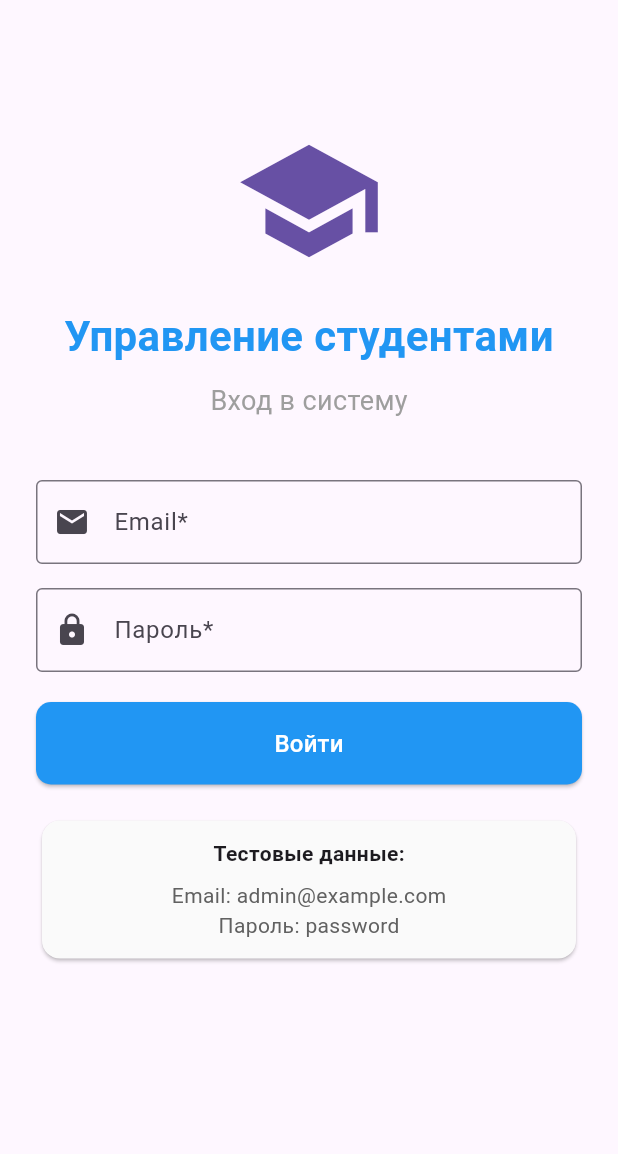
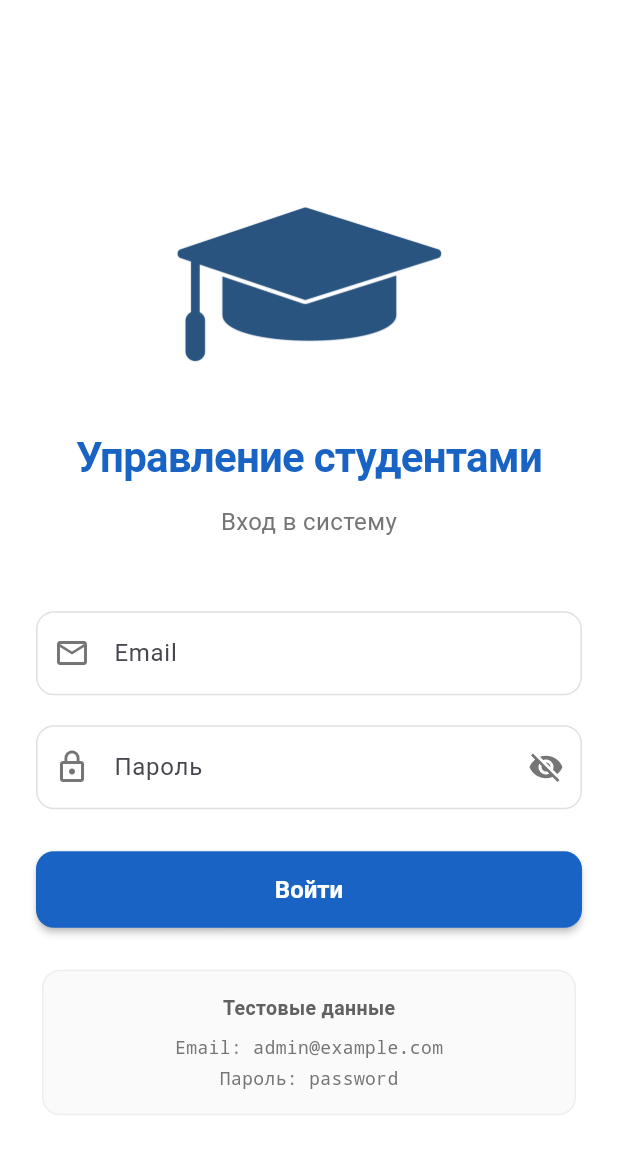
Before and after one commit to Danny1234561111/mobile-teacher, a Flutter app: the screen it shows after launch, on a phone screen of 412 x 824 dp. Shown: the top 1154 px of the screen. Run offline on Flutter 3.47's test engine with Material 3 defaults, Android fonts, the phone set to English and light mode, and no system bars; our stand-ins replace shared_preferences; accounts and stored records are empty; network calls fail.

Commit message:
fix login style

```diff
--- a/lib/pages/login_page.dart
+++ b/lib/pages/login_page.dart
@@ -15,12 +15,18 @@ class _LoginPageState extends State<LoginPage> {
   final _emailController = TextEditingController();
   final _passwordController = TextEditingController();
   bool _isLoading = false;
+  bool _obscurePassword = true;
   String _errorMessage = '';
+
+  // Цвета в стиле веб-приложения
+  static const Color primaryBlue = Color(0xFF1963C4);
+  static const Color primaryDark = Color(0xFF0e4a96);
+  static const Color errorRed = Color(0xFFFF383C);
 
   @override
   void initState() {
     super.initState();
-    // Для тестирования можно добавить тестовые данные
+    // Для тестирования
     // _emailController.text = 'admin@example.com';
     // _passwordController.text = 'password';
   }
@@ -54,64 +60,13 @@ class _LoginPageState extends State<LoginPage> {
     } catch (e) {
       print('❌ Ошибка: $e');
       setState(() {
-        _errorMessage = e.toString().replaceFirst('Exception: ', '');
+        _errorMessage = 'Неверный email или пароль';
         _isLoading = false;
       });
     }
   }
 
-  @override
-  Widget build(BuildContext context) {
-    return Scaffold(
-      body: SingleChildScrollView(
-        child: Padding(
-          padding: const EdgeInsets.all(24.0),
-          child: Form(
-            key: _formKey,
-            child: Column(
-              mainAxisAlignment: MainAxisAlignment.center,
-              crossAxisAlignment: CrossAxisAlignment.stretch,
-              children: [
-                const SizedBox(height: 60),
-
-                // Логотип и заголовок
-                Column(
-                  children: [
-                    Icon(
-                      Icons.school,
-                      size: 100,
-                      color: Theme.of(context).primaryColor,
-                    ),
-                    const SizedBox(height: 20),
-                    const Text(
-                      'Управление студентами',
-                      style: TextStyle(
-                        fontSize: 28,
-                        fontWeight: FontWeight.bold,
-                        color: Colors.blue,
-                      ),
-                      textAlign: TextAlign.center,
-                    ),
-                    const SizedBox(height: 10),
-                    const Text(
-                      'Вход в систему',
-                      style: TextStyle(fontSize: 18, color: Colors.grey),
-                    ),
-                  ],
-                ),
-
-                const SizedBox(height: 40),
-
-                // Поле для email
-                TextFormField(
-                  controller: _emailController,
-                  decoration: const InputDecoration(
-                    labelText: 'Email*',
-                    prefixIcon: Icon(Icons.email),
-                    border: OutlineInputBorder(),
-                  ),
-                  keyboardType: TextInputType.emailAddress,
-                  validator: (value) {
+  String? _validateEmail(String? value) {
     if (value == null || value.isEmpty) {
       return 'Введите email';
     }
@@ -119,21 +74,9 @@ class _LoginPageState extends State<LoginPage> {
       return 'Введите корректный email';
     }
     return null;
-                  },
-                ),
+  }
 
-                const SizedBox(height: 16),
-
-                // Поле для пароля
-                TextFormField(
-                  controller: _passwordController,
-                  decoration: const InputDecoration(
-                    labelText: 'Пароль*',
-                    prefixIcon: Icon(Icons.lock),
-                    border: OutlineInputBorder(),
-                  ),
-                  obscureText: true,
-                  validator: (value) {
+  String? _validatePassword(String? value) {
     if (value == null || value.isEmpty) {
       return 'Введите пароль';
     }
@@ -141,84 +84,277 @@ class _LoginPageState extends State<LoginPage> {
       return 'Пароль должен быть не менее 6 символов';
     }
     return null;
-                  },
-                ),
+  }
+
+  @override
+  Widget build(BuildContext context) {
+    return Scaffold(
+      backgroundColor: Colors.white,
+      body: Center(
+        child: SingleChildScrollView(
+          child: Padding(
+            padding: const EdgeInsets.all(24.0),
+            child: ConstrainedBox(
+              constraints: const BoxConstraints(maxWidth: 450),
+              child: Form(
+                key: _formKey,
+                child: Column(
+                  mainAxisAlignment: MainAxisAlignment.center,
+                  crossAxisAlignment: CrossAxisAlignment.stretch,
+                  children: [
+                    // Логотип и заголовок
+                    _buildHeader(),
+
+                    const SizedBox(height: 48),
+
+                    // Поле email
+                    _buildEmailField(),
 
                     const SizedBox(height: 20),
 
+                    // Поле пароля
+                    _buildPasswordField(),
+
+                    const SizedBox(height: 28),
+
                     // Сообщение об ошибке
                     if (_errorMessage.isNotEmpty)
-                  Container(
+                      _buildErrorMessage(),
+
+                    // Кнопка входа
+                    _buildLoginButton(),
+
+                    const SizedBox(height: 24),
+
+                    // Тестовые данные
+                    _buildTestDataCard(),
+                  ],
+                ),
+              ),
+            ),
+          ),
+        ),
+      ),
+    );
+  }
+
+  Widget _buildHeader() {
+    return Column(
+      children: [
+        // Изображение как на веб-сайте
+        Image.asset(
+          'assets/icons/login.png',
+          width: 180,
+          height: 200,
+          fit: BoxFit.contain,
+          errorBuilder: (context, error, stackTrace) {
+            // Fallback иконка если изображение не найдено
+            return Container(
+              width: 120,
+              height: 120,
+              decoration: BoxDecoration(
+                color: primaryBlue.withOpacity(0.1),
+                shape: BoxShape.circle,
+              ),
+              child: Icon(
+                Icons.school,
+                size: 70,
+                color: primaryBlue,
+              ),
+            );
+          },
+        ),
+        const SizedBox(height: 8),
+        Text(
+          'Управление студентами',
+          style: TextStyle(
+            fontSize: 28,
+            fontWeight: FontWeight.bold,
+            color: primaryBlue,
+            letterSpacing: -0.5,
+          ),
+          textAlign: TextAlign.center,
+        ),
+        const SizedBox(height: 12),
+        Text(
+          'Вход в систему',
+          style: TextStyle(
+            fontSize: 16,
+            color: Colors.grey[600],
+          ),
+          textAlign: TextAlign.center,
+        ),
+      ],
+    );
+  }
+
+  Widget _buildEmailField() {
+    return TextFormField(
+      controller: _emailController,
+      decoration: InputDecoration(
+        labelText: 'Email',
+        hintText: 'example@mail.com',
+        prefixIcon: Icon(Icons.email_outlined, color: Colors.grey[600]),
+        border: OutlineInputBorder(
+          borderRadius: BorderRadius.circular(12),
+          borderSide: BorderSide(color: Colors.grey[300]!),
+        ),
+        enabledBorder: OutlineInputBorder(
+          borderRadius: BorderRadius.circular(12),
+          borderSide: BorderSide(color: Colors.grey[300]!),
+        ),
+        focusedBorder: OutlineInputBorder(
+          borderRadius: BorderRadius.circular(12),
+          borderSide: const BorderSide(color: primaryBlue, width: 2),
+        ),
+        errorBorder: OutlineInputBorder(
+          borderRadius: BorderRadius.circular(12),
+          borderSide: const BorderSide(color: errorRed, width: 1),
+        ),
+        contentPadding: const EdgeInsets.symmetric(horizontal: 16, vertical: 16),
+      ),
+      keyboardType: TextInputType.emailAddress,
+      textInputAction: TextInputAction.next,
+      validator: _validateEmail,
+      style: const TextStyle(fontSize: 16),
+    );
+  }
+
+  Widget _buildPasswordField() {
+    return TextFormField(
+      controller: _passwordController,
+      decoration: InputDecoration(
+        labelText: 'Пароль',
+        prefixIcon: Icon(Icons.lock_outline, color: Colors.grey[600]),
+        suffixIcon: IconButton(
+          icon: Icon(
+            _obscurePassword ? Icons.visibility_off : Icons.visibility,
+            color: Colors.grey[600],
+          ),
+          onPressed: () {
+            setState(() {
+              _obscurePassword = !_obscurePassword;
+            });
+          },
+        ),
+        border: OutlineInputBorder(
+          borderRadius: BorderRadius.circular(12),
+          borderSide: BorderSide(color: Colors.grey[300]!),
+        ),
+        enabledBorder: OutlineInputBorder(
+          borderRadius: BorderRadius.circular(12),
+          borderSide: BorderSide(color: Colors.grey[300]!),
+        ),
+        focusedBorder: OutlineInputBorder(
+          borderRadius: BorderRadius.circular(12),
+          borderSide: const BorderSide(color: primaryBlue, width: 2),
+        ),
+        errorBorder: OutlineInputBorder(
+          borderRadius: BorderRadius.circular(12),
+          borderSide: const BorderSide(color: errorRed, width: 1),
+        ),
+        contentPadding: const EdgeInsets.symmetric(horizontal: 16, vertical: 16),
+      ),
+      obscureText: _obscurePassword,
+      textInputAction: TextInputAction.done,
+      validator: _validatePassword,
+      style: const TextStyle(fontSize: 16),
+      onFieldSubmitted: (_) => _submit(),
+    );
+  }
+
+  Widget _buildErrorMessage() {
+    return Container(
       padding: const EdgeInsets.all(12),
-                    margin: const EdgeInsets.only(bottom: 16),
       decoration: BoxDecoration(
-                      color: Colors.red.shade50,
-                      borderRadius: BorderRadius.circular(8),
-                      border: Border.all(color: Colors.red.shade200),
+        color: errorRed.withOpacity(0.1),
+        borderRadius: BorderRadius.circular(10),
+        border: Border.all(color: errorRed.withOpacity(0.3)),
       ),
       child: Row(
         children: [
-                        const Icon(Icons.error, color: Colors.red, size: 20),
-                        const SizedBox(width: 10),
+          Icon(Icons.error_outline, color: errorRed, size: 20),
+          const SizedBox(width: 12),
           Expanded(
             child: Text(
               _errorMessage,
-                            style: const TextStyle(color: Colors.red, fontSize: 14),
+              style: TextStyle(color: errorRed, fontSize: 14),
             ),
           ),
         ],
       ),
-                  ),
+    );
+  }
 
-                // Кнопка входа
-                ElevatedButton(
+  Widget _buildLoginButton() {
+    return ElevatedButton(
       onPressed: _isLoading ? null : _submit,
       style: ElevatedButton.styleFrom(
+        backgroundColor: primaryBlue,
+        foregroundColor: Colors.white,
+        disabledBackgroundColor: primaryBlue.withOpacity(0.6),
         padding: const EdgeInsets.symmetric(vertical: 16),
         shape: RoundedRectangleBorder(
-                      borderRadius: BorderRadius.circular(10),
+          borderRadius: BorderRadius.circular(12),
         ),
-                    backgroundColor: Colors.blue,
-                    foregroundColor: Colors.white,
+        elevation: 2,
+        textStyle: const TextStyle(
+          fontSize: 16,
+          fontWeight: FontWeight.w600,
+        ),
       ),
       child: _isLoading
           ? const SizedBox(
               height: 24,
               width: 24,
               child: CircularProgressIndicator(
-                            strokeWidth: 3,
+                strokeWidth: 2.5,
                 color: Colors.white,
               ),
             )
-                      : const Text(
-                          'Войти',
-                          style: TextStyle(fontSize: 16),
+          : const Text('Войти'),
+    );
+  }
+
+  Widget _buildTestDataCard() {
+    return Card(
+      elevation: 0,
+      shape: RoundedRectangleBorder(
+        borderRadius: BorderRadius.circular(12),
+        side: BorderSide(color: Colors.grey[200]!),
+      ),
+      color: Colors.grey[50],
+      child: Padding(
+        padding: const EdgeInsets.all(16),
+        child: Column(
+          children: [
+            Text(
+              'Тестовые данные',
+              style: TextStyle(
+                fontWeight: FontWeight.w600,
+                fontSize: 13,
+                color: Colors.grey[700],
               ),
             ),
-
-                const SizedBox(height: 20),
-
-                // Информация для тестирования
-                Card(
-                  color: Colors.grey.shade50,
-                  child: Padding(
-                    padding: const EdgeInsets.all(12.0),
-                    child: Column(
-                      children: [
-                        const Text(
-                          'Тестовые данные:',
-                          style: TextStyle(fontWeight: FontWeight.bold),
+            const SizedBox(height: 8),
+            Text(
+              'Email: admin@example.com',
+              style: TextStyle(
+                fontSize: 12,
+                color: Colors.grey[600],
+                fontFamily: 'monospace',
               ),
-                        const SizedBox(height: 8),
-                        Text('Email: admin@example.com', style: TextStyle(color: Colors.grey.shade700)),
-                        Text('Пароль: password', style: TextStyle(color: Colors.grey.shade700)),
-                      ],
             ),
+            const SizedBox(height: 4),
+            Text(
+              'Пароль: password',
+              style: TextStyle(
+                fontSize: 12,
+                color: Colors.grey[600],
+                fontFamily: 'monospace',
               ),
             ),
           ],
-            ),
-          ),
         ),
       ),
     );
--- a/lib/pages/profile_page.dart
+++ b/lib/pages/profile_page.dart
@@ -4,7 +4,7 @@ import '../services/auth_service.dart';
 import '../services/student_service.dart';
 import '../models/user.dart';
 import 'student_list_page.dart';
-
+import 'login_page.dart';
 // Цвета из Figma
 const Color accentBlue = Color(0xFF0088FF);
 const Color borderColor = Color(0xFFC5C6D0);
@@ -66,9 +66,10 @@ class _ProfilePageState extends State<ProfilePage> {
     if (confirmed == true) {
       await _authService.logout();
       if (mounted) {
+        // Изменено: перенаправляем на LoginPage вместо StudentsListPage
         Navigator.pushAndRemoveUntil(
           context,
-          MaterialPageRoute(builder: (context) => const StudentsListPage()),
+          MaterialPageRoute(builder: (context) => const LoginPage()),
           (route) => false,
         );
       }
```
Also changed, not shown: assets/icons/login.png. Lines whose indentation alone changed are shown as unchanged.
